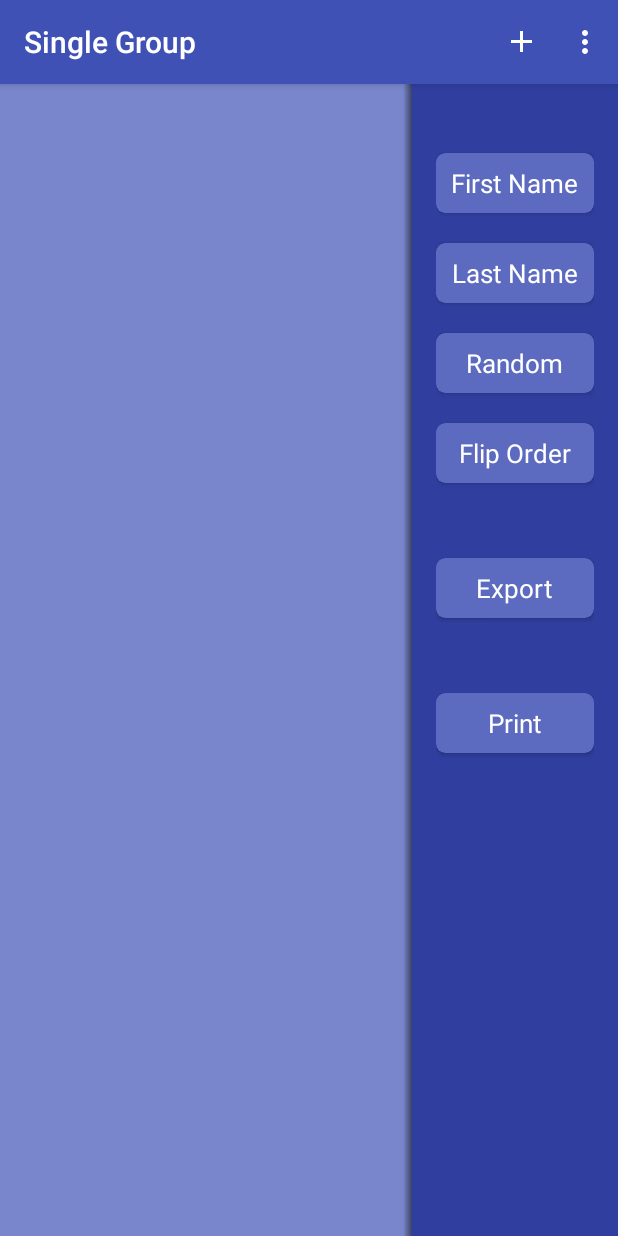
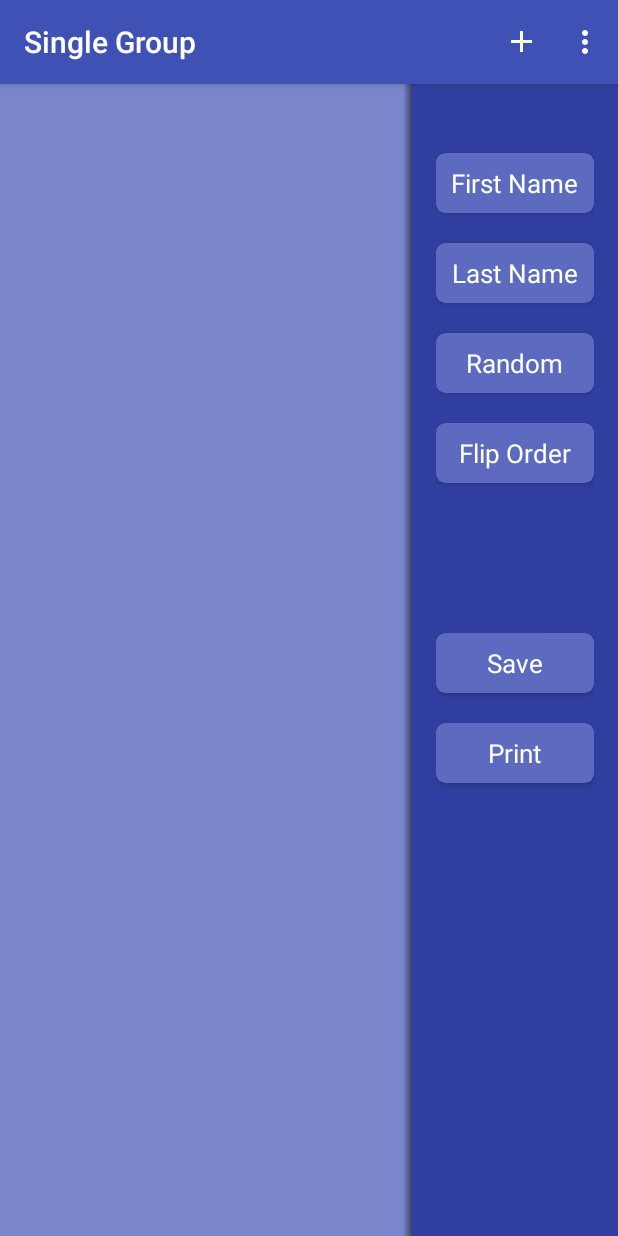
Before and after one commit to TheDroidSmith/Grouply, an Android app: the SingleControlFragment screen opened directly, with no data from a screen before it, on a phone screen of 412 x 824 dp. Run offline under Robolectric (Android 15) with nearby library versions, the light colour scheme and no system bars.

Commit message:
adds string values in xml

```diff
--- a/app/src/main/java/com/firsttread/grouply/view/SingleGroup.java
+++ b/app/src/main/java/com/firsttread/grouply/view/SingleGroup.java
@@ -13,10 +13,6 @@ import com.firsttread.grouply.view.fragments.AddNameDialog;
 import com.firsttread.grouply.view.fragments.NameListFragment;
 
 public class SingleGroup extends AppCompatActivity {
-
-    private Fragment listFrag;
-
-    private String LIST_FRAG = "listFrag";
 
     @Override
     protected void onCreate(Bundle savedInstanceState) {
@@ -51,6 +47,7 @@ public class SingleGroup extends AppCompatActivity {
         return super.onOptionsItemSelected(item);
     }
 
+
     private void showDialog(){
 
         FragmentTransaction ft = getSupportFragmentManager().beginTransaction();
--- a/app/src/main/java/com/firsttread/grouply/view/fragments/SingleControlFragment.java
+++ b/app/src/main/java/com/firsttread/grouply/view/fragments/SingleControlFragment.java
@@ -11,6 +11,7 @@ import com.firsttread.grouply.R;
 
 
 public class SingleControlFragment extends Fragment {
+
 
 
     @Override
--- a/app/src/main/res/layout/single_control_fragment.xml
+++ b/app/src/main/res/layout/single_control_fragment.xml
@@ -28,7 +28,7 @@
             android:layout_width="wrap_content"
             android:layout_height="wrap_content"
             android:textSize="17sp"
-            android:text="First Name"
+            android:text="@string/button_first"
             android:textColor="#ffffff"
             android:id="@+id/text_first"
             android:layout_centerInParent="true" />
@@ -60,7 +60,7 @@
                 android:layout_width="wrap_content"
                 android:layout_height="wrap_content"
                 android:textSize="17sp"
-                android:text="Last Name"
+                android:text="@string/button_last"
                 android:textColor="#ffffff"
                 android:id="@+id/text_last"
                 android:layout_centerInParent="true" />
@@ -92,7 +92,7 @@
                 android:layout_width="wrap_content"
                 android:layout_height="wrap_content"
                 android:textSize="17sp"
-                android:text="Random"
+                android:text="@string/button_random"
                 android:textColor="#ffffff"
                 android:id="@+id/text_random"
                 android:layout_centerInParent="true" />
@@ -124,7 +124,7 @@
                 android:layout_width="wrap_content"
                 android:layout_height="wrap_content"
                 android:textSize="17sp"
-                android:text="Flip Order"
+                android:text="@string/button_flip"
                 android:textColor="#ffffff"
                 android:id="@+id/text_flip"
                 android:layout_centerInParent="true" />
@@ -135,11 +135,11 @@
 
     <android.support.v7.widget.CardView
         xmlns:card_view="http://schemas.android.com/apk/res-auto"
-        android:id="@+id/export"
+        android:id="@+id/save"
         android:layout_gravity="center"
         android:layout_width="match_parent"
         android:layout_height="40dp"
-        android:layout_marginTop="50dp"
+        android:layout_marginTop="100dp"
         android:stateListAnimator="@animator/lift_on_touch"
         android:clickable="true"
         card_view:cardBackgroundColor="#5c6bc0"
@@ -156,9 +156,9 @@
                 android:layout_width="wrap_content"
                 android:layout_height="wrap_content"
                 android:textSize="17sp"
-                android:text="Export"
+                android:text="@string/button_save"
                 android:textColor="#ffffff"
-                android:id="@+id/text_export"
+                android:id="@+id/text_save"
                 android:layout_centerInParent="true" />
 
         </RelativeLayout>
@@ -171,7 +171,7 @@
         android:layout_gravity="center"
         android:layout_width="match_parent"
         android:layout_height="40dp"
-        android:layout_marginTop="50dp"
+        android:layout_marginTop="20dp"
         android:stateListAnimator="@animator/lift_on_touch"
         android:clickable="true"
         card_view:cardBackgroundColor="#5c6bc0"
@@ -188,7 +188,7 @@
                 android:layout_width="wrap_content"
                 android:layout_height="wrap_content"
                 android:textSize="17sp"
-                android:text="Print"
+                android:text="@string/button_print"
                 android:textColor="#ffffff"
                 android:id="@+id/text_print"
                 android:layout_centerInParent="true" />
--- a/app/src/main/res/values/strings.xml
+++ b/app/src/main/res/values/strings.xml
@@ -4,4 +4,10 @@
     <string name="multi_act_name">Multi Group</string>
     <string name="action_add">Add</string>
     <string name="action_import">Import List</string>
+    <string name="button_save">Save</string>
+    <string name="button_print">Print</string>
+    <string name="button_flip">Flip Order</string>
+    <string name="button_random">Random</string>
+    <string name="button_last">Last Name</string>
+    <string name="button_first">First Name</string>
 </resources>
```
